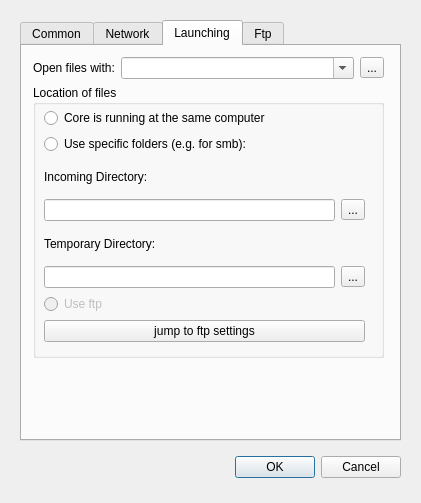
The window that juicer/src/qajoptionsdialogbase.ui (applejuicenetz/gui-juicer) describes before a commit, drawn with Qt 5.
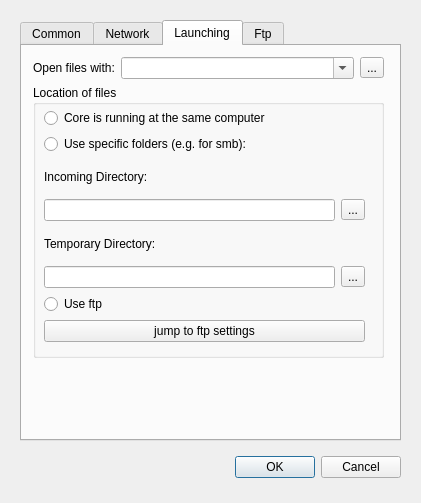
The same window after the commit. The open tabs and pages were chosen to show the change.

Commit message: - ftp widget removed - added basic functionality to incoming widget (reload, opening) - ftp checkbock in options dialog enabled - moved determination of the launcher to the juicer class, because download and incoming widget need this

```diff
--- a/juicer/src/qajoptionsdialogbase.ui
+++ b/juicer/src/qajoptionsdialogbase.ui
@@ -410,7 +410,7 @@
     <attribute name="title" >
      <string>Launching</string>
     </attribute>
-    <widget class="QWidget" name="" >
+    <widget class="QWidget" name="layoutWidget" >
      <property name="geometry" >
       <rect>
        <x>11</x>
@@ -470,7 +470,7 @@
         <property name="title" >
          <string>Location of files</string>
         </property>
-        <widget class="QWidget" name="" >
+        <widget class="QWidget" name="layoutWidget" >
          <property name="geometry" >
           <rect>
            <x>11</x>
@@ -547,7 +547,7 @@
           <item>
            <widget class="QRadioButton" name="ftpRadio" >
             <property name="enabled" >
-             <bool>false</bool>
+             <bool>true</bool>
             </property>
             <property name="text" >
              <string>Use ftp</string>
```
Left out of the diff: 4 changed lines with no effect on the pictures. The commit also changes 12 other files.
